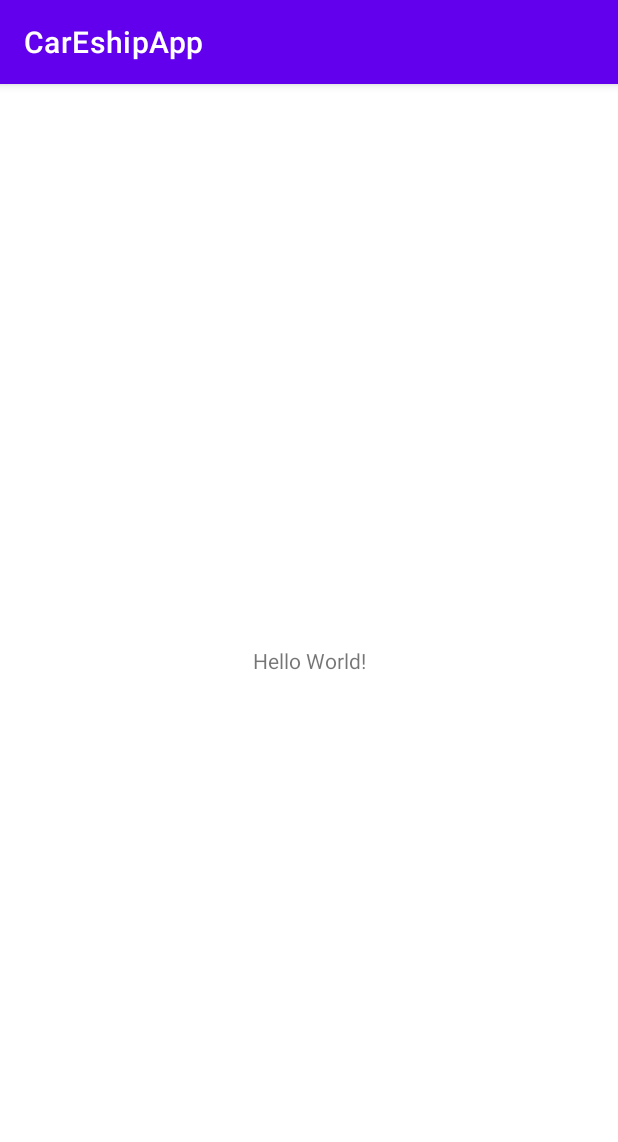
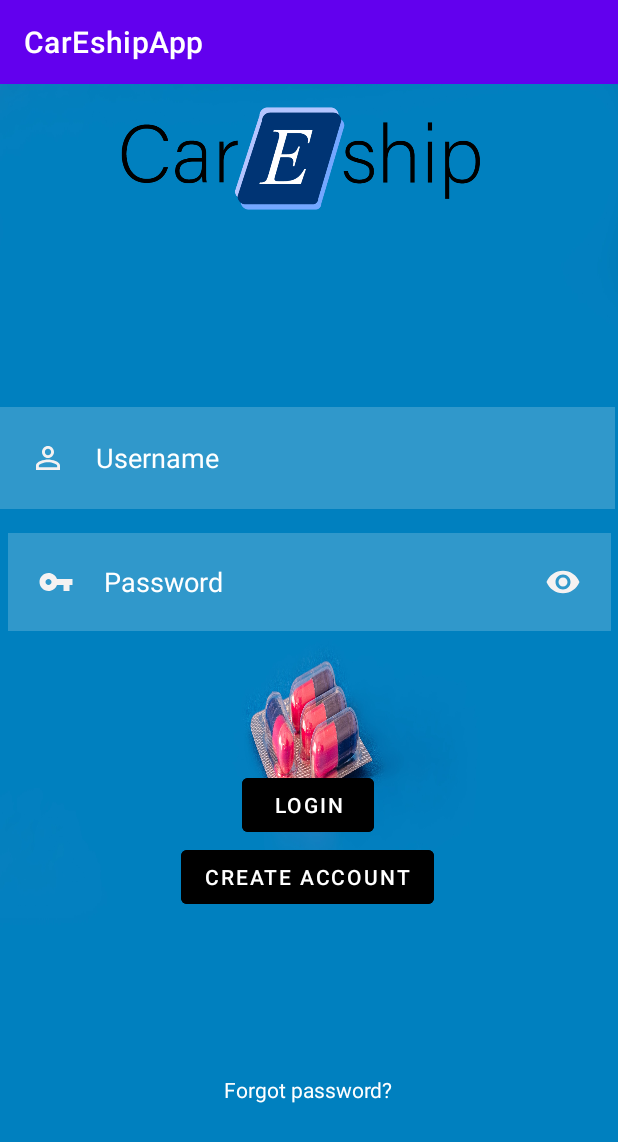
Before and after one commit to DIT113-V22/group-12, an Android app: the screen it shows after launch (MainActivity before the commit, MainActivityLoginPage after it), on a phone screen of 412 x 824 dp. Shown: the top 1142 px of the screen. Run offline under Robolectric (Android 15) with nearby library versions, the phone set to English and light mode, and no system bars.

Commit message:
User interface designs for the login screen, create account screen and health issues categories screen.

```diff
--- a/CarEshipApp/app/src/main/java/com/example/careshipapp/MainActivity.java
+++ b/CarEshipApp/app/src/main/java/com/example/careshipapp/MainActivityLoginPage.java
@@ -4,11 +4,11 @@ import androidx.appcompat.app.AppCompatActivity;
 
 import android.os.Bundle;
 
-public class MainActivity extends AppCompatActivity {
+public class MainActivityLoginPage extends AppCompatActivity {
 
     @Override
     protected void onCreate(Bundle savedInstanceState) {
         super.onCreate(savedInstanceState);
-        setContentView(R.layout.activity_main);
+        setContentView(R.layout.activity_main_login_page);
     }
 }
--- /dev/null
+++ b/CarEshipApp/app/src/main/res/drawable/ic_baseline_person_outline_24.xml
@@ -0,0 +1,5 @@
+<vector android:height="24dp" android:tint="#F5F2F2"
+    android:viewportHeight="24" android:viewportWidth="24"
+    android:width="24dp" xmlns:android="http://schemas.android.com/apk/res/android">
+    <path android:fillColor="@android:color/white" android:pathData="M12,5.9c1.16,0 2.1,0.94 2.1,2.1s-0.94,2.1 -2.1,2.1S9.9,9.16 9.9,8s0.94,-2.1 2.1,-2.1m0,9c2.97,0 6.1,1.46 6.1,2.1v1.1L5.9,18.1L5.9,17c0,-0.64 3.13,-2.1 6.1,-2.1M12,4C9.79,4 8,5.79 8,8s1.79,4 4,4 4,-1.79 4,-4 -1.79,-4 -4,-4zM12,13c-2.67,0 -8,1.34 -8,4v3h16v-3c0,-2.66 -5.33,-4 -8,-4z"/>
+</vector>
--- /dev/null
+++ b/CarEshipApp/app/src/main/res/drawable/ic_baseline_search_24.xml
@@ -0,0 +1,5 @@
+<vector android:height="24dp" android:tint="#F5F2F2"
+    android:viewportHeight="24" android:viewportWidth="24"
+    android:width="24dp" xmlns:android="http://schemas.android.com/apk/res/android">
+    <path android:fillColor="@android:color/white" android:pathData="M15.5,14h-0.79l-0.28,-0.27C15.41,12.59 16,11.11 16,9.5 16,5.91 13.09,3 9.5,3S3,5.91 3,9.5 5.91,16 9.5,16c1.61,0 3.09,-0.59 4.23,-1.57l0.27,0.28v0.79l5,4.99L20.49,19l-4.99,-5zM9.5,14C7.01,14 5,11.99 5,9.5S7.01,5 9.5,5 14,7.01 14,9.5 11.99,14 9.5,14z"/>
+</vector>
--- /dev/null
+++ b/CarEshipApp/app/src/main/res/drawable/ic_baseline_visibility_24.xml
@@ -0,0 +1,5 @@
+<vector android:height="24dp" android:tint="#F5F2F2"
+    android:viewportHeight="24" android:viewportWidth="24"
+    android:width="24dp" xmlns:android="http://schemas.android.com/apk/res/android">
+    <path android:fillColor="@android:color/white" android:pathData="M12,4.5C7,4.5 2.73,7.61 1,12c1.73,4.39 6,7.5 11,7.5s9.27,-3.11 11,-7.5c-1.73,-4.39 -6,-7.5 -11,-7.5zM12,17c-2.76,0 -5,-2.24 -5,-5s2.24,-5 5,-5 5,2.24 5,5 -2.24,5 -5,5zM12,9c-1.66,0 -3,1.34 -3,3s1.34,3 3,3 3,-1.34 3,-3 -1.34,-3 -3,-3z"/>
+</vector>
--- /dev/null
+++ b/CarEshipApp/app/src/main/res/drawable/ic_baseline_vpn_key_24.xml
@@ -0,0 +1,5 @@
+<vector android:height="24dp" android:tint="#F5F2F2"
+    android:viewportHeight="24" android:viewportWidth="24"
+    android:width="24dp" xmlns:android="http://schemas.android.com/apk/res/android">
+    <path android:fillColor="@android:color/white" android:pathData="M12.65,10C11.83,7.67 9.61,6 7,6c-3.31,0 -6,2.69 -6,6s2.69,6 6,6c2.61,0 4.83,-1.67 5.65,-4H17v4h4v-4h2v-4H12.65zM7,14c-1.1,0 -2,-0.9 -2,-2s0.9,-2 2,-2 2,0.9 2,2 -0.9,2 -2,2z"/>
+</vector>
--- a/CarEshipApp/app/src/main/res/layout/activity_main.xml
+++ /dev/null
@@ -1,18 +0,0 @@
-<?xml version="1.0" encoding="utf-8"?>
-<androidx.constraintlayout.widget.ConstraintLayout xmlns:android="http://schemas.android.com/apk/res/android"
-    xmlns:app="http://schemas.android.com/apk/res-auto"
-    xmlns:tools="http://schemas.android.com/tools"
-    android:layout_width="match_parent"
-    android:layout_height="match_parent"
-    tools:context=".MainActivity">
-
-    <TextView
-        android:layout_width="wrap_content"
-        android:layout_height="wrap_content"
-        android:text="Hello World!"
-        app:layout_constraintBottom_toBottomOf="parent"
-        app:layout_constraintLeft_toLeftOf="parent"
-        app:layout_constraintRight_toRightOf="parent"
-        app:layout_constraintTop_toTopOf="parent" />
-
-</androidx.constraintlayout.widget.ConstraintLayout>
--- /dev/null
+++ b/CarEshipApp/app/src/main/res/layout/activity_main_login_page.xml
@@ -0,0 +1,111 @@
+<?xml version="1.0" encoding="utf-8"?>
+<androidx.constraintlayout.widget.ConstraintLayout xmlns:android="http://schemas.android.com/apk/res/android"
+    xmlns:app="http://schemas.android.com/apk/res-auto"
+    xmlns:tools="http://schemas.android.com/tools"
+    android:id="@+id/logo"
+    android:layout_width="match_parent"
+    android:layout_height="match_parent"
+    android:background="@drawable/background"
+    tools:context=".MainActivityLoginPage">
+
+    <ImageView
+        android:id="@+id/imageView"
+        android:layout_width="258dp"
+        android:layout_height="91dp"
+        android:layout_marginTop="4dp"
+        android:layout_marginEnd="76dp"
+        app:layout_constraintEnd_toEndOf="parent"
+        app:layout_constraintTop_toTopOf="parent"
+        app:srcCompat="@drawable/logo" />
+
+    <TextView
+        android:id="@+id/signIn"
+        android:layout_width="224dp"
+        android:layout_height="56dp"
+        android:layout_marginTop="32dp"
+        android:gravity="center"
+        android:textColor="@color/white"
+        android:textSize="35sp"
+        android:textStyle="bold"
+        app:layout_constraintEnd_toEndOf="parent"
+        app:layout_constraintStart_toStartOf="parent"
+        app:layout_constraintTop_toBottomOf="@+id/imageView"
+        tools:text="Sign in" />
+
+    <EditText
+        android:id="@+id/Username"
+        android:layout_width="410dp"
+        android:layout_height="68dp"
+        android:layout_marginTop="32dp"
+        android:background="#30ffffff"
+        android:drawableStart="@drawable/ic_baseline_person_outline_24"
+        android:drawablePadding="20dp"
+        android:hint="@string/username"
+        android:inputType="textWebEmailAddress|textPersonName"
+        android:padding="20dp"
+        android:textColor="@color/white"
+        android:textColorHint="@color/white"
+        app:layout_constraintStart_toStartOf="parent"
+        app:layout_constraintTop_toBottomOf="@+id/signIn" />
+
+    <EditText
+        android:id="@+id/passwordReentry"
+        android:layout_width="402dp"
+        android:layout_height="65dp"
+        android:layout_below="@id/Username"
+        android:layout_marginTop="16dp"
+        android:background="#30ffffff"
+        android:drawableStart="@drawable/ic_baseline_vpn_key_24"
+        android:drawableEnd="@drawable/ic_baseline_visibility_24"
+        android:drawablePadding="20dp"
+        android:hint="@string/password"
+        android:inputType="textPassword|textWebPassword"
+        android:padding="20dp"
+        android:textColor="@color/white"
+        android:textColorHint="@color/white"
+        app:layout_constraintEnd_toEndOf="parent"
+        app:layout_constraintStart_toStartOf="parent"
+        app:layout_constraintTop_toBottomOf="@+id/Username" />
+
+    <com.google.android.material.button.MaterialButton
+        android:id="@+id/LoginButton"
+        android:layout_width="wrap_content"
+        android:layout_height="wrap_content"
+        android:layout_centerHorizontal="true"
+        android:layout_marginTop="92dp"
+        android:backgroundTint="@color/design_default_color_on_secondary"
+        android:text="@string/login"
+        app:layout_constraintEnd_toEndOf="parent"
+        app:layout_constraintHorizontal_bias="0.498"
+        app:layout_constraintStart_toStartOf="parent"
+        app:layout_constraintTop_toBottomOf="@+id/passwordReentry" />
+
+    <com.google.android.material.button.MaterialButton
+        android:id="@+id/CreateAccountButton"
+        android:layout_width="wrap_content"
+        android:layout_height="wrap_content"
+        android:layout_centerHorizontal="true"
+        android:backgroundTint="@color/design_default_color_on_secondary"
+        android:text="@string/create_account"
+        app:layout_constraintEnd_toEndOf="parent"
+        app:layout_constraintHorizontal_bias="0.497"
+        app:layout_constraintStart_toStartOf="parent"
+        app:layout_constraintTop_toBottomOf="@+id/LoginButton" />
+
+    <TextView
+        android:id="@+id/ForgetPassword"
+        android:layout_width="wrap_content"
+        android:layout_height="wrap_content"
+        android:layout_centerHorizontal="true"
+        android:layout_marginTop="88dp"
+        android:text="@string/forgot_password"
+
+        android:textColor="@color/white"
+        app:layout_constraintBottom_toBottomOf="parent"
+        app:layout_constraintEnd_toEndOf="parent"
+        app:layout_constraintHorizontal_bias="0.498"
+        app:layout_constraintStart_toStartOf="parent"
+        app:layout_constraintTop_toBottomOf="@+id/CreateAccountButton"
+        app:layout_constraintVertical_bias="0.183" />
+
+</androidx.constraintlayout.widget.ConstraintLayout>
--- a/CarEshipApp/app/src/main/res/values/strings.xml
+++ b/CarEshipApp/app/src/main/res/values/strings.xml
@@ -1,3 +1,18 @@
 <resources>
     <string name="app_name">CarEshipApp</string>
+    <string name="password">Password</string>
+    <string name="username">Username</string>
+    <string name="login">LOGIN</string>
+    <string name="create_account">CREATE ACCOUNT</string>
+    <string name="please_choose_your_symptoms">Please Choose Your symptoms</string>
+    <string name="symptoms_and_conditions">Symptoms and conditions</string>
+    <string name="heart_disease">Heart Disease</string>
+    <string name="common_cold">common cold</string>
+    <string name="allergies">allergies</string>
+    <string name="anxiety">anxiety</string>
+    <string name="asthma">asthma</string>
+    <string name="forgot_password">Forgot password?</string>
+    <string name="enter_your_email">Enter your Email</string>
+    <string name="enter_password">Enter Password</string>
+    <string name="confirm_password">Confirm password</string>
 </resources>
--- a/CarEshipApp/build.gradle
+++ b/CarEshipApp/build.gradle
@@ -1,7 +1,7 @@
 // Top-level build file where you can add configuration options common to all sub-projects/modules.
 plugins {
-    id 'com.android.application' version '7.1.2' apply false
-    id 'com.android.library' version '7.1.2' apply false
+    id 'com.android.application' version '7.1.3' apply false
+    id 'com.android.library' version '7.1.3' apply false
 }
 
 task clean(type: Delete) {
```
Also changed, not shown: CarEshipApp/app/src/main/AndroidManifest.xml (+10 -4 lines), CarEshipApp/app/src/main/java/com/example/careshipapp/MainActivityCategoryList.java (added, +14 -0 lines), CarEshipApp/app/src/main/java/com/example/careshipapp/MainActivityCreateAccount.java (added, +14 -0 lines), CarEshipApp/app/src/main/res/layout/activity_main_category_list.xml (added, +114 -0 lines), CarEshipApp/app/src/main/res/layout/activity_main_create_account.xml (added, +102 -0 lines), CarEshipApp/app/src/main/res/drawable/background.jpg (added), CarEshipApp/app/src/main/res/drawable/background2.jpg (added), CarEshipApp/app/src/main/res/drawable/logo.png (added), 1 other file.
